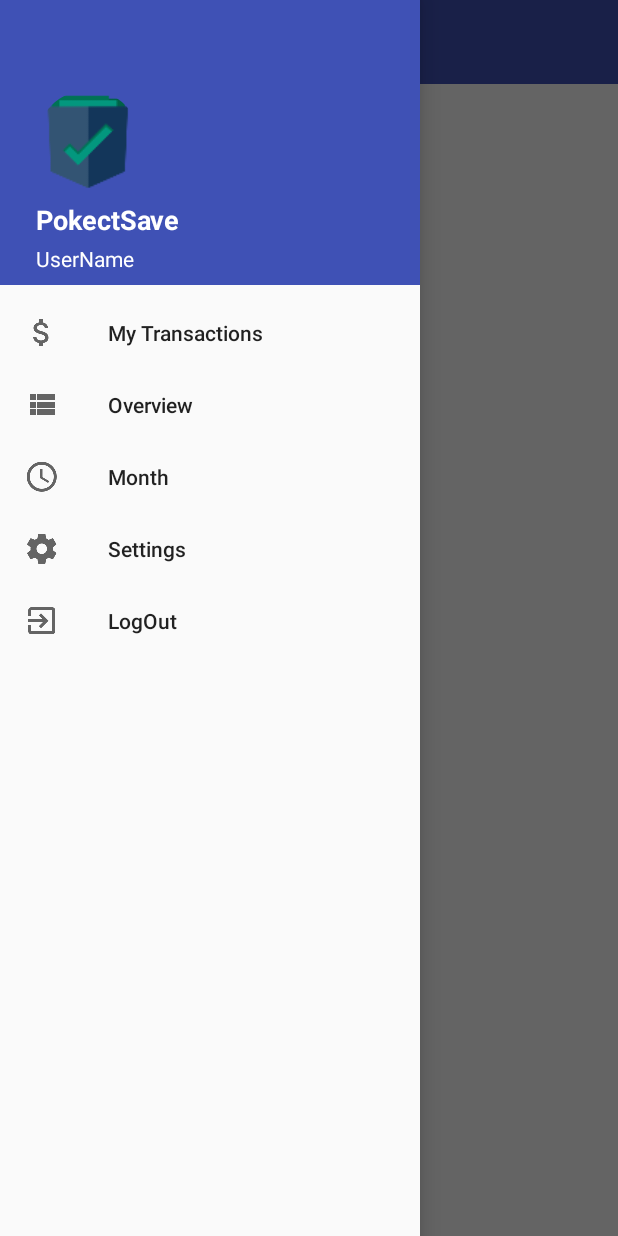
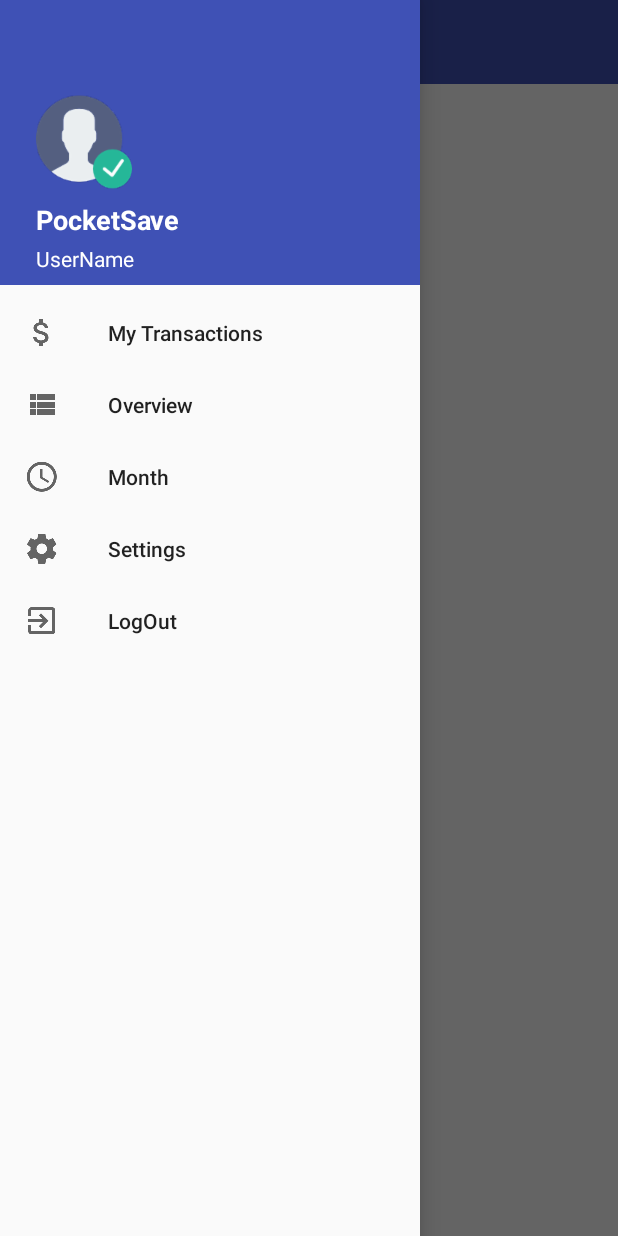
Before and after one commit to luisnmartins/feup-lpoo, an Android app: the OverviewActivity screen opened directly, with no data from a screen before it, with the side drawer open, on a phone screen of 412 x 824 dp. Run offline under Robolectric (Android 15) with nearby library versions, the phone set to English and light mode, and no system bars.

Commit message:
small bugfix

```diff
--- a/PocketSave/app/src/main/java/lpoo/pocketsave/View/IntroActivity.java
+++ b/PocketSave/app/src/main/java/lpoo/pocketsave/View/IntroActivity.java
@@ -25,7 +25,7 @@ public class IntroActivity extends AppCompatActivity {
             @Override
             public void run() {
 
-                Intent mainIntent = new Intent(IntroActivity.this, MainActivity.class);
+                Intent mainIntent = new Intent(IntroActivity.this, LoginActivity.class);
                 IntroActivity.this.startActivity(mainIntent);
                 IntroActivity.this.finish();
             }
--- a/PocketSave/app/src/main/java/lpoo/pocketsave/View/LoginActivity.java
+++ b/PocketSave/app/src/main/java/lpoo/pocketsave/View/LoginActivity.java
@@ -3,6 +3,7 @@ package lpoo.pocketsave.View;
 import android.animation.Animator;
 import android.animation.AnimatorListenerAdapter;
 import android.annotation.TargetApi;
+import android.content.Intent;
 import android.content.pm.PackageManager;
 import android.support.annotation.NonNull;
 import android.support.design.widget.Snackbar;
@@ -32,6 +33,7 @@ import android.widget.TextView;
 import java.util.ArrayList;
 import java.util.List;
 
+import lpoo.pocketsave.Logic.DataManager;
 import lpoo.pocketsave.R;
 
 import static android.Manifest.permission.READ_CONTACTS;
@@ -326,6 +328,7 @@ public class LoginActivity extends AppCompatActivity implements LoaderCallbacks<
             }
 
             // TODO: register the new account here.
+            DataManager.getInstance().addChangeUser("Add",mEmail,mPassword);
             return true;
         }
 
@@ -335,6 +338,8 @@ public class LoginActivity extends AppCompatActivity implements LoaderCallbacks<
             showProgress(false);
 
             if (success) {
+                Intent mainIntent = new Intent(LoginActivity.this, MainActivity.class);
+                LoginActivity.this.startActivity(mainIntent);
                 finish();
             } else {
                 mPasswordView.setError(getString(R.string.error_incorrect_password));
--- a/PocketSave/app/src/main/java/lpoo/pocketsave/View/MainActivity.java
+++ b/PocketSave/app/src/main/java/lpoo/pocketsave/View/MainActivity.java
@@ -102,9 +102,7 @@ public class MainActivity extends AppCompatActivity implements NavigationView.On
             Toast.makeText(MainActivity.this,"User logged in",Toast.LENGTH_LONG).show();
        // DataManager.startDB(MainActivity.this);
 
-        DataManager.getInstance().addChangeUser("Add", "ola@ola.pt", "1234");
-
-
+        ((TextView)mNavView.getHeaderView(0).findViewById(R.id.User)).setText(DataManager.getInstance().getUser().getEmail());
         // else
            // Toast.makeText(MainActivity.this,"Error trying to log in. Please try again",Toast.LENGTH_LONG).show();
 
--- a/PocketSave/app/src/main/res/layout/navigation_header.xml
+++ b/PocketSave/app/src/main/res/layout/navigation_header.xml
@@ -5,17 +5,16 @@
     android:background="@color/colorPrimary"
     android:orientation="vertical">
 
-    <de.hdodenhof.circleimageview.CircleImageView xmlns:app="http://schemas.android.com/apk/res-auto"
+    <ImageView
         android:id="@+id/profile_image"
-        android:layout_width="70dp"
-        android:layout_height="70dp"
+        android:layout_width="wrap_content"
+        android:layout_height="wrap_content"
         android:layout_alignParentLeft="true"
         android:layout_alignParentStart="true"
         android:layout_centerVertical="true"
         android:layout_marginLeft="24dp"
         android:layout_marginStart="24dp"
-        android:src="@mipmap/ic_launcher"
-        app:civ_border_color="#FF000000" />
+        android:src="@drawable/user" />
 
     <TextView
         android:id="@+id/AppName"
@@ -26,7 +25,7 @@
         android:layout_alignStart="@+id/profile_image"
         android:gravity="left"
         android:paddingBottom="4dp"
-        android:text="PokectSave"
+        android:text="PocketSave"
         android:textColor="#FFF"
         android:textSize="18dp"
         android:textStyle="bold" />
```
Also changed, not shown: PocketSave/app/src/main/res/drawable-hdpi/user.png (added), PocketSave/app/src/main/res/drawable-mdpi/user.png (added), PocketSave/app/src/main/res/drawable-xhdpi/user.png (added), PocketSave/app/src/main/res/drawable-xxhdpi/user.png (added), PocketSave/app/src/main/res/drawable-xxxhdpi/user.png (added).
